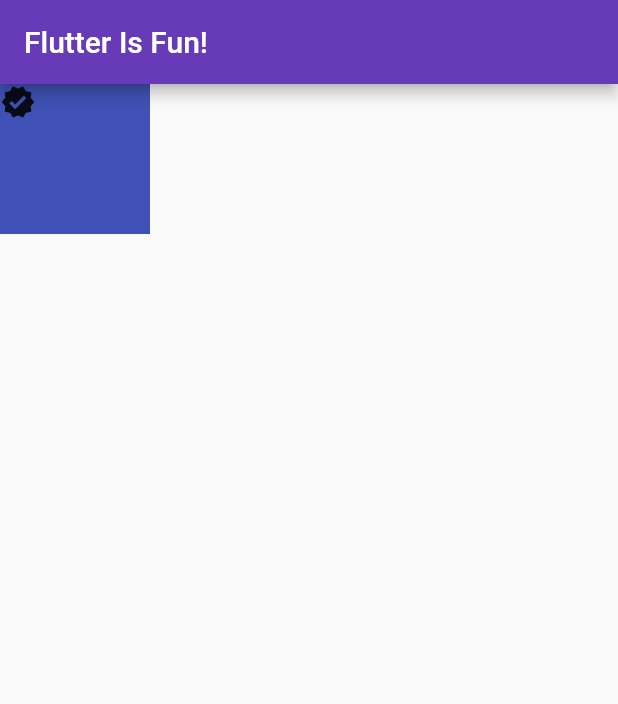
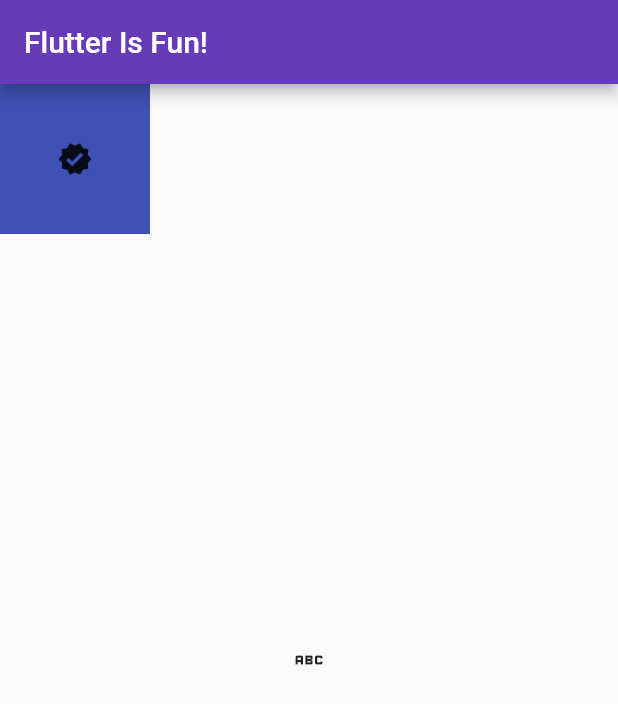
Before and after one commit to kunal9922/crossplathform, a Flutter app: the screen it shows after launch, on a phone screen of 412 x 824 dp. Shown: the top 704 px of the screen. Run offline on Flutter 3.47's test engine with Material 2 defaults, Android fonts, the phone set to English and light mode, and no system bars.

Commit message:
positioning and alignments

```diff
--- a/coolapp/lib/main.dart
+++ b/coolapp/lib/main.dart
@@ -20,8 +20,12 @@ class MpApp extends StatelessWidget {
             Container(
               color: Colors.indigo,
               width: 100, height: 100,
+              child: Icon(Icons.verified),
             ),
-            const Icon(Icons.verified),
+            Align(
+              child: Icon(Icons.abc),
+              alignment: Alignment.center,
+            )
           ],
         ),
       ),
```
